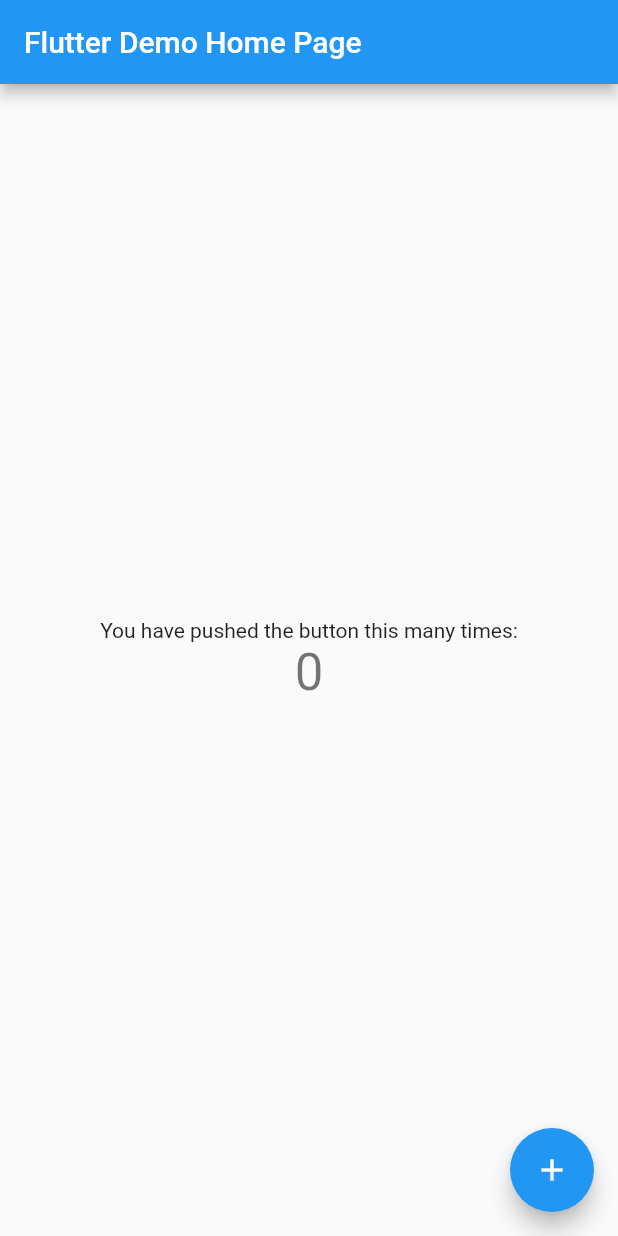
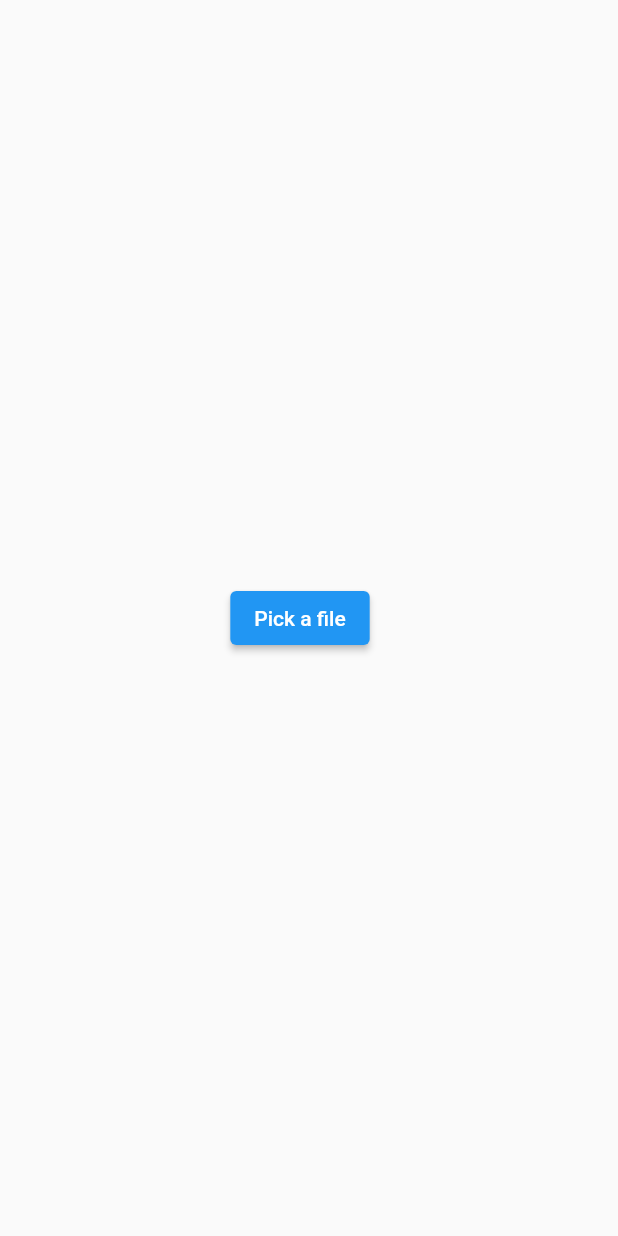
Before and after one commit to Flutter-Learning-Community/image_file_picker, a Flutter app: the screen it shows after launch, on a phone screen of 412 x 824 dp. Run offline on Flutter 3.47's test engine with Material 2 defaults, Android fonts, the phone set to English and light mode, and no system bars; our stand-ins replace file_picker, open_file.

Commit message:
File Completed

```diff
--- a/lib/main.dart
+++ b/lib/main.dart
@@ -1,4 +1,15 @@
+
+import 'dart:convert';
+import 'dart:io'as Io;
+import 'dart:io';
+import 'dart:typed_data';
+import 'package:open_file/open_file.dart';
+import 'package:file_picker/file_picker.dart';
 import 'package:flutter/material.dart';
+import 'package:flutter/services.dart';
+import 'package:path_provider/path_provider.dart';
+
+
 
 void main() {
   runApp(const MyApp());
@@ -7,109 +18,75 @@
 class MyApp extends StatelessWidget {
   const MyApp({Key? key}) : super(key: key);
 
-  // This widget is the root of your application.
   @override
   Widget build(BuildContext context) {
     return MaterialApp(
       title: 'Flutter Demo',
       theme: ThemeData(
-        // This is the theme of your application.
-        //
-        // Try running your application with "flutter run". You'll see the
-        // application has a blue toolbar. Then, without quitting the app, try
-        // changing the primarySwatch below to Colors.green and then invoke
-        // "hot reload" (press "r" in the console where you ran "flutter run",
-        // or simply save your changes to "hot reload" in a Flutter IDE).
-        // Notice that the counter didn't reset back to zero; the application
-        // is not restarted.
+
         primarySwatch: Colors.blue,
       ),
-      home: const MyHomePage(title: 'Flutter Demo Home Page'),
+      home: const MyHomePage(),
     );
   }
 }
 
 class MyHomePage extends StatefulWidget {
-  const MyHomePage({Key? key, required this.title}) : super(key: key);
-
-  // This widget is the home page of your application. It is stateful, meaning
-  // that it has a State object (defined below) that contains fields that affect
-  // how it looks.
-
-  // This class is the configuration for the state. It holds the values (in this
-  // case the title) provided by the parent (in this case the App widget) and
-  // used by the build method of the State. Fields in a Widget subclass are
-  // always marked "final".
-
-  final String title;
+  const MyHomePage({ Key? key }) : super(key: key);
 
   @override
   State<MyHomePage> createState() => _MyHomePageState();
 }
 
 class _MyHomePageState extends State<MyHomePage> {
-  int _counter = 0;
 
-  void _incrementCounter() {
-    setState(() {
-      // This call to setState tells the Flutter framework that something has
-      // changed in this State, which causes it to rerun the build method below
-      // so that the display can reflect the updated values. If we changed
-      // _counter without calling setState(), then the build method would not be
-      // called again, and so nothing would appear to happen.
-      _counter++;
-    });
-  }
+
+
+      var result;
 
   @override
   Widget build(BuildContext context) {
-    // This method is rerun every time setState is called, for instance as done
-    // by the _incrementCounter method above.
-    //
-    // The Flutter framework has been optimized to make rerunning build methods
-    // fast, so that you can just rebuild anything that needs updating rather
-    // than having to individually change instances of widgets.
+    var file;
     return Scaffold(
-      appBar: AppBar(
-        // Here we take the value from the MyHomePage object that was created by
-        // the App.build method, and use it to set our appbar title.
-        title: Text(widget.title),
+      body: Container(
+        constraints: BoxConstraints(maxWidth: 400),
+        padding: EdgeInsets.all(32),
+        alignment: Alignment.center,
+
+
+            child:ElevatedButton(onPressed: () async{
+
+
+
+print("object");
+              final result = await FilePicker.platform.pickFiles();
+             if(result == null)
+
+              return;
+
+              file = result.files.first;
+             final bytes = Io.File(file.path).readAsBytesSync();
+
+String img64 = base64Encode(bytes);
+print(img64);
+
+    print("object");
+            openFile(file);
+
+            }, child: Text("Pick a file"),),
       ),
-      body: Center(
-        // Center is a layout widget. It takes a single child and positions it
-        // in the middle of the parent.
-        child: Column(
-          // Column is also a layout widget. It takes a list of children and
-          // arranges them vertically. By default, it sizes itself to fit its
-          // children horizontally, and tries to be as tall as its parent.
-          //
-          // Invoke "debug painting" (press "p" in the console, choose the
-          // "Toggle Debug Paint" action from the Flutter Inspector in Android
-          // Studio, or the "Toggle Debug Paint" command in Visual Studio Code)
-          // to see the wireframe for each widget.
-          //
-          // Column has various properties to control how it sizes itself and
-          // how it positions its children. Here we use mainAxisAlignment to
-          // center the children vertically; the main axis here is the vertical
-          // axis because Columns are vertical (the cross axis would be
-          // horizontal).
-          mainAxisAlignment: MainAxisAlignment.center,
-          children: <Widget>[
-            const Text(
-              'You have pushed the button this many times:',
-            ),
-            Text(
-              '$_counter',
-              style: Theme.of(context).textTheme.headline4,
-            ),
-          ],
-        ),
-      ),
-      floatingActionButton: FloatingActionButton(
-        onPressed: _incrementCounter,
-        tooltip: 'Increment',
-        child: const Icon(Icons.add),
-      ), // This trailing comma makes auto-formatting nicer for build methods.
     );
   }
+
+
+
+
+  void openFile(PlatformFile file) {
+      OpenFile.open(file.path!);
+
+
+  }
+
+
+
 }
--- a/pubspec.yaml
+++ b/pubspec.yaml
@@ -34,6 +34,9 @@
   # The following adds the Cupertino Icons font to your application.
   # Use with the CupertinoIcons class for iOS style icons.
   cupertino_icons: ^1.0.2
+  file_picker: ^4.5.1
+  path_provider: ^2.0.9
+  open_file: ^3.2.1
 
 dev_dependencies:
   flutter_test:
```
Also changed, not shown: lib/file.dart (added), pubspec.lock, 2 other files.
